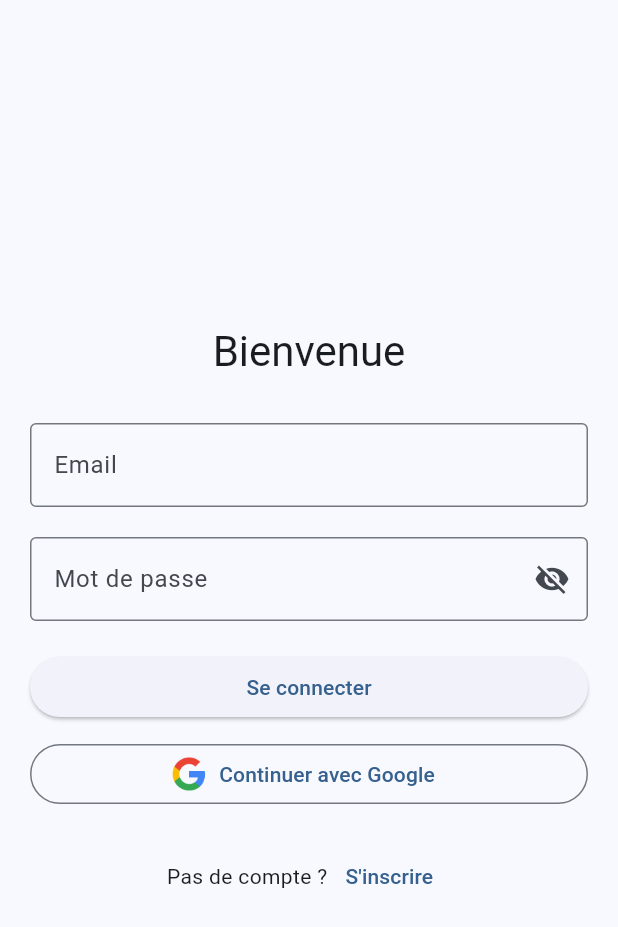
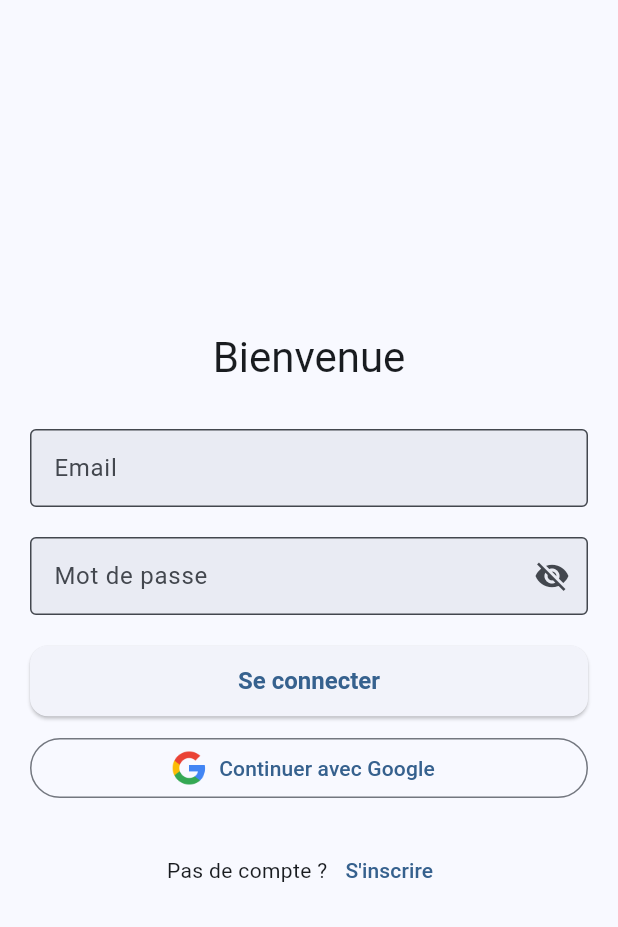
Before and after one commit to mouadmoudid/todo, a Flutter app: the screen it shows after launch, on a phone screen of 412 x 824 dp. Shown: the top 927 px of the screen. Run offline on Flutter 3.47's test engine with Material 3 defaults, Android fonts, the phone set to English and light mode, and no system bars; our stand-ins replace cloud_firestore, firebase_auth, firebase_core, flutter_colorpicker, google_sign_in, shared_preferences; accounts and stored records are empty.

Commit message:
add colors

```diff
--- a/lib/main.dart
+++ b/lib/main.dart
@@ -46,15 +46,72 @@ class _MyAppState extends State<MyApp> {
     return MaterialApp(
       debugShowCheckedModeBanner: false,
       title: 'Todo App',
+      // Modern Material 3 theming — use a seed color from settings
       theme: ThemeData(
         useMaterial3: true,
-        colorSchemeSeed: s.primaryColor,
-        brightness: Brightness.light,
+        colorScheme: ColorScheme.fromSeed(seedColor: s.primaryColor, brightness: Brightness.light),
+        visualDensity: VisualDensity.adaptivePlatformDensity,
+        appBarTheme: AppBarTheme(
+          elevation: 0,
+          backgroundColor: ColorScheme.fromSeed(seedColor: s.primaryColor, brightness: Brightness.light).primary,
+          foregroundColor: ColorScheme.fromSeed(seedColor: s.primaryColor, brightness: Brightness.light).onPrimary,
+          centerTitle: true,
+        ),
+        elevatedButtonTheme: ElevatedButtonThemeData(
+          style: ElevatedButton.styleFrom(
+            shape: RoundedRectangleBorder(borderRadius: BorderRadius.circular(12)),
+            padding: const EdgeInsets.symmetric(vertical: 14, horizontal: 18),
+            textStyle: const TextStyle(fontSize: 16, fontWeight: FontWeight.w600),
+          ),
+        ),
+        inputDecorationTheme: InputDecorationTheme(
+          filled: true,
+          fillColor: ColorScheme.fromSeed(seedColor: s.primaryColor, brightness: Brightness.light).surfaceVariant.withOpacity(0.6),
+          border: OutlineInputBorder(borderRadius: BorderRadius.circular(12), borderSide: BorderSide.none),
+          contentPadding: const EdgeInsets.symmetric(vertical: 14, horizontal: 12),
+        ),
+        chipTheme: ChipThemeData(
+          backgroundColor: ColorScheme.fromSeed(seedColor: s.primaryColor, brightness: Brightness.light).primaryContainer,
+          labelStyle: const TextStyle(color: Colors.black87),
+          padding: const EdgeInsets.symmetric(horizontal: 8, vertical: 4),
+        ),
+        // cardTheme: use default Card styling for Material 3
+        floatingActionButtonTheme: FloatingActionButtonThemeData(
+          backgroundColor: ColorScheme.fromSeed(seedColor: s.primaryColor, brightness: Brightness.light).secondary,
+        ),
       ),
       darkTheme: ThemeData(
         useMaterial3: true,
-        colorSchemeSeed: s.primaryColor,
-        brightness: Brightness.dark,
+        colorScheme: ColorScheme.fromSeed(seedColor: s.primaryColor, brightness: Brightness.dark),
+        visualDensity: VisualDensity.adaptivePlatformDensity,
+        appBarTheme: AppBarTheme(
+          elevation: 0,
+          backgroundColor: ColorScheme.fromSeed(seedColor: s.primaryColor, brightness: Brightness.dark).surface,
+          foregroundColor: ColorScheme.fromSeed(seedColor: s.primaryColor, brightness: Brightness.dark).onSurface,
+          centerTitle: true,
+        ),
+        elevatedButtonTheme: ElevatedButtonThemeData(
+          style: ElevatedButton.styleFrom(
+            shape: RoundedRectangleBorder(borderRadius: BorderRadius.circular(12)),
+            padding: const EdgeInsets.symmetric(vertical: 14, horizontal: 18),
+            textStyle: const TextStyle(fontSize: 16, fontWeight: FontWeight.w600),
+          ),
+        ),
+        inputDecorationTheme: InputDecorationTheme(
+          filled: true,
+          fillColor: ColorScheme.fromSeed(seedColor: s.primaryColor, brightness: Brightness.dark).surfaceVariant.withOpacity(0.12),
+          border: OutlineInputBorder(borderRadius: BorderRadius.circular(12), borderSide: BorderSide.none),
+          contentPadding: const EdgeInsets.symmetric(vertical: 14, horizontal: 12),
+        ),
+        chipTheme: ChipThemeData(
+          backgroundColor: ColorScheme.fromSeed(seedColor: s.primaryColor, brightness: Brightness.dark).primaryContainer,
+          labelStyle: const TextStyle(color: Colors.white70),
+          padding: const EdgeInsets.symmetric(horizontal: 8, vertical: 4),
+        ),
+        // cardTheme: use default Card styling for Material 3
+        floatingActionButtonTheme: FloatingActionButtonThemeData(
+          backgroundColor: ColorScheme.fromSeed(seedColor: s.primaryColor, brightness: Brightness.dark).secondary,
+        ),
       ),
       themeMode: s.themeMode,
       builder: (context, child) {
```
